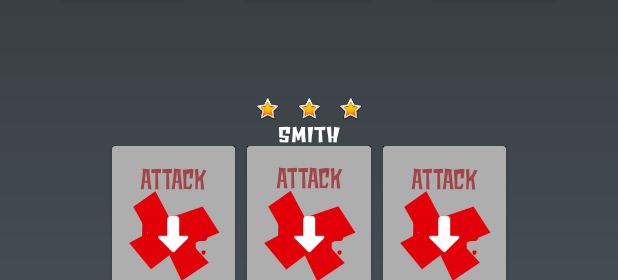
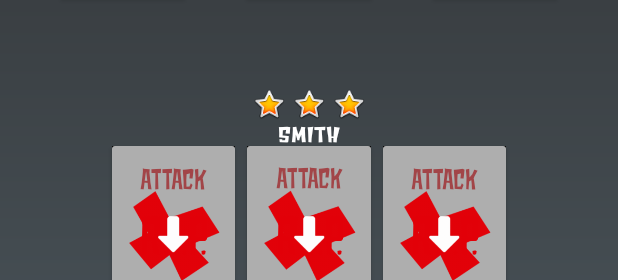
Before and after one commit to manamanah/miscreant, an Android app: the layout fragment_game.xml on its own in the app's theme, with its tools: preview values and no code run, on a phone screen of 412 x 824 dp. Shown: the part 657-937 px from the top of the screen. Run offline under Robolectric (Android 15) with nearby library versions, the phone set to English and light mode, and no system bars.

Commit message:
feat: Implement viking special

```diff
--- a/app/src/main/java/com/example/android/miscreant/Settings.kt
+++ b/app/src/main/java/com/example/android/miscreant/Settings.kt
@@ -68,4 +68,8 @@ class Settings(val difficulty: Difficulty = Difficulty.easy, val heroName: Strin
     fun updateHeroMaxHealth(addHealth: Int){
         currentMaxHealth = addHealth
     }
+
+    fun updateUsedSpecials(){
+        usedSpecials += 1
+    }
 }
--- a/app/src/main/java/com/example/android/miscreant/views/GameFragment.kt
+++ b/app/src/main/java/com/example/android/miscreant/views/GameFragment.kt
@@ -91,7 +91,7 @@ class GameFragment : Fragment(), View.OnTouchListener, GestureDetector.OnDoubleT
         // region init game settings and hero stuff
         binding.gameBackground.setOnTouchListener(this)
 
-        gameViewModel.initializeGameSettings(Difficulty.normal, "hero", Hero.archer)
+        gameViewModel.initializeGameSettings(Difficulty.normal, "hero", Hero.viking)
         binding.heroSpecial.text = gameViewModel.heroSpecial
 
         gameViewModel.specialsUsed.observe(this, Observer{
--- a/app/src/main/res/layout/card.xml
+++ b/app/src/main/res/layout/card.xml
@@ -96,7 +96,7 @@
                     android:layout_marginStart="@dimen/spacing_half"
                     android:visibility="@{cardViewModel.showPotentialHealth ? View.VISIBLE : View.GONE}"
                     android:text="@{Integer.toString(cardViewModel.potentialHealth)}"
-                    android:textColor="@color/aggressiveRed"
+                    android:textColor="@{cardViewModel.health > cardViewModel.potentialHealth ? @color/aggressiveRed : @color/secondaryTextColor}"
                     android:textSize="@dimen/fontSize_card_values"
                     tools:text="@string/placeholder_card_value"
                     app:layout_constraintStart_toStartOf="@id/card_image"
--- a/app/src/main/res/layout/fragment_game.xml
+++ b/app/src/main/res/layout/fragment_game.xml
@@ -242,33 +242,30 @@
 
         <ImageView
                 android:id="@+id/special_use_1"
-                android:layout_width="@dimen/spacing_zero"
-                android:layout_height="@dimen/spacing_zero"
+                android:layout_width="@dimen/max_special_size"
+                android:layout_height="@dimen/max_special_size"
                 android:contentDescription="@string/special_use_desc"
                 app:layout_constraintBottom_toTopOf="@id/hero_special"
-                app:layout_constraintDimensionRatio="@fraction/special_use_ratio"
                 app:layout_constraintEnd_toStartOf="@id/special_use_2"
                 app:layout_constraintStart_toStartOf="@id/hero"
                 app:srcCompat="@android:drawable/btn_star_big_on" />
 
         <ImageView
                 android:id="@+id/special_use_2"
-                android:layout_width="@dimen/spacing_zero"
-                android:layout_height="@dimen/spacing_zero"
+                android:layout_width="@dimen/max_special_size"
+                android:layout_height="@dimen/max_special_size"
                 android:contentDescription="@string/special_use_desc"
                 app:layout_constraintBottom_toTopOf="@id/hero_special"
-                app:layout_constraintDimensionRatio="@fraction/special_use_ratio"
                 app:layout_constraintEnd_toStartOf="@id/special_use_3"
                 app:layout_constraintStart_toEndOf="@id/special_use_1"
                 app:srcCompat="@android:drawable/btn_star_big_on" />
 
         <ImageView
                 android:id="@+id/special_use_3"
-                android:layout_width="@dimen/spacing_zero"
-                android:layout_height="@dimen/spacing_zero"
+                android:layout_width="@dimen/max_special_size"
+                android:layout_height="@dimen/max_special_size"
                 android:contentDescription="@string/special_use_desc"
                 app:layout_constraintBottom_toTopOf="@id/hero_special"
-                app:layout_constraintDimensionRatio="@fraction/special_use_ratio"
                 app:layout_constraintEnd_toEndOf="@id/hero"
                 app:layout_constraintStart_toEndOf="@id/special_use_2"
                 app:srcCompat="@android:drawable/btn_star_big_on" />
--- a/app/src/main/res/values/dimens.xml
+++ b/app/src/main/res/values/dimens.xml
@@ -13,6 +13,7 @@
     <dimen name="card_border">4dp</dimen>
     <dimen name="game_titlebar_height">80dp</dimen>
     <dimen name="heart_size">30dp</dimen>
+    <dimen name="max_special_size">24dp</dimen>
 
     <!--SWITCH-->
     <dimen name="switch_min_width">150dp</dimen>
--- a/app/src/main/res/values/fractions.xml
+++ b/app/src/main/res/values/fractions.xml
@@ -17,7 +17,6 @@
     <!--RATIOS-->
     <fraction name="card_ratio">0.7</fraction>
     <fraction name="skull_ratio">3</fraction>
-    <fraction name="special_use_ratio">1.5</fraction>
 
     <!--PERCENTAGES-->
     <fraction name="twenty_percent">0.2</fraction>
```
Also changed, not shown: app/src/main/java/com/example/android/miscreant/CardResolver.kt (+22 -0 lines), app/src/main/java/com/example/android/miscreant/models/ImpactOutput.kt (+10 -1 lines), app/src/main/java/com/example/android/miscreant/viewmodels/GameViewModel.kt (+32 -5 lines).
